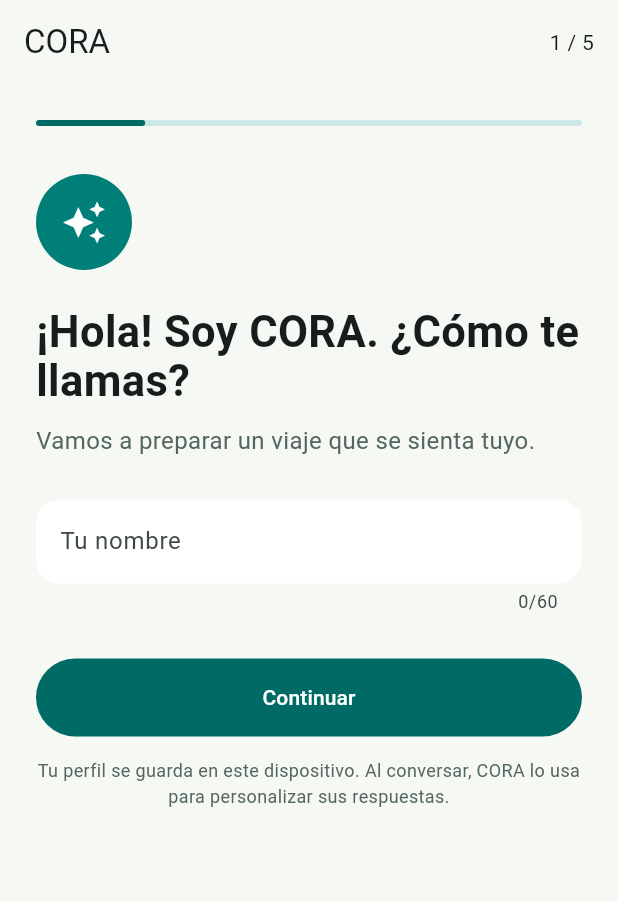
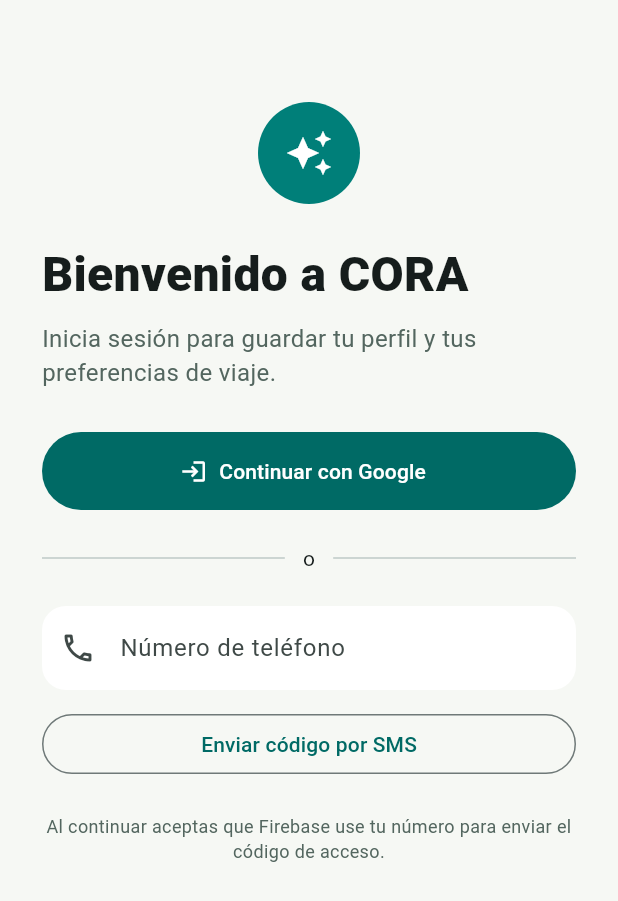
Before and after one commit to g95410464-svg/cora-travel, a Flutter app: the screen it shows after launch, on a phone screen of 412 x 824 dp. Shown: the top 901 px of the screen. Run offline on Flutter 3.47's test engine with Material 3 defaults, Android fonts, the phone set to English and light mode, and no system bars; our stand-ins replace firebase_auth, firebase_core, google_sign_in, shared_preferences; accounts and stored records are empty.

Commit message:
feat: integrate Firebase authentication and production API

```diff
--- /dev/null
+++ b/mobile/lib/features/auth/auth_screen.dart
@@ -0,0 +1,83 @@
+import 'package:firebase_auth/firebase_auth.dart';
+import 'package:flutter/material.dart';
+import '../../services/auth_service.dart';
+
+class AuthScreen extends StatefulWidget {
+  final VoidCallback onAuthenticated;
+  const AuthScreen({super.key, required this.onAuthenticated});
+  @override
+  State<AuthScreen> createState() => _AuthScreenState();
+}
+
+class _AuthScreenState extends State<AuthScreen> {
+  final _phone = TextEditingController();
+  final _code = TextEditingController();
+  final _auth = AuthService();
+  String? _verificationId;
+  String? _error;
+  bool _busy = false;
+
+  @override
+  void dispose() { _phone.dispose(); _code.dispose(); super.dispose(); }
+
+  Future<void> _google() async {
+    setState(() { _busy = true; _error = null; });
+    try { await _auth.signInWithGoogle(); widget.onAuthenticated(); }
+    on FirebaseAuthException catch (e) { if (mounted) setState(() => _error = _message(e)); }
+    finally { if (mounted) setState(() => _busy = false); }
+  }
+
+  Future<void> _sendCode() async {
+    final phone = _phone.text.trim();
+    if (!phone.startsWith('+') || phone.length < 10) {
+      setState(() => _error = 'Escribe tu número con código de país, por ejemplo +50370000000.'); return;
+    }
+    setState(() { _busy = true; _error = null; });
+    await _auth.sendCode(phone: phone, onCodeSent: (id) {
+      if (mounted) setState(() { _verificationId = id; _busy = false; });
+    }, onError: (e) { if (mounted) setState(() { _error = _message(e); _busy = false; }); });
+  }
+
+  Future<void> _verify() async {
+    if (_verificationId == null || _code.text.trim().length < 6) {
+      setState(() => _error = 'Escribe el código de 6 dígitos recibido por SMS.'); return;
+    }
+    setState(() { _busy = true; _error = null; });
+    try { await _auth.verifyCode(_verificationId!, _code.text.trim()); widget.onAuthenticated(); }
+    on FirebaseAuthException catch (e) { if (mounted) setState(() => _error = _message(e)); }
+    finally { if (mounted) setState(() => _busy = false); }
+  }
+
+  String _message(FirebaseAuthException e) => switch (e.code) {
+    'invalid-phone-number' => 'El número no es válido.',
+    'too-many-requests' => 'Demasiados intentos. Espera un momento.',
+    'invalid-verification-code' => 'El código no es correcto.',
+    'cancelled' => 'Inicio de sesión cancelado.',
+    _ => 'No se pudo iniciar sesión. Intenta de nuevo.',
+  };
+
+  @override
+  Widget build(BuildContext context) => Scaffold(
+    body: SafeArea(child: Center(child: ConstrainedBox(constraints: const BoxConstraints(maxWidth: 520), child: ListView(padding: const EdgeInsets.all(28), children: [
+      const SizedBox(height: 40),
+      const CircleAvatar(radius: 34, backgroundColor: Color(0xFF007F79), child: Icon(Icons.auto_awesome, color: Colors.white, size: 32)),
+      const SizedBox(height: 24),
+      const Text('Bienvenido a CORA', style: TextStyle(fontSize: 32, fontWeight: FontWeight.w800)),
+      const SizedBox(height: 8),
+      const Text('Inicia sesión para guardar tu perfil y tus preferencias de viaje.', style: TextStyle(fontSize: 16, color: Color(0xFF53665F))),
+      const SizedBox(height: 28),
+      FilledButton.icon(onPressed: _busy ? null : _google, icon: const Icon(Icons.login), label: const Text('Continuar con Google')),
+      const Padding(padding: EdgeInsets.symmetric(vertical: 22), child: Row(children: [Expanded(child: Divider()), Padding(padding: EdgeInsets.symmetric(horizontal: 12), child: Text('o')), Expanded(child: Divider())])),
+      TextField(controller: _phone, keyboardType: TextInputType.phone, decoration: const InputDecoration(labelText: 'Número de teléfono', hintText: '+503 7000 0000', prefixIcon: Icon(Icons.phone_outlined))),
+      const SizedBox(height: 12),
+      if (_verificationId == null) OutlinedButton(onPressed: _busy ? null : _sendCode, child: const Text('Enviar código por SMS')),
+      if (_verificationId != null) ...[
+        TextField(controller: _code, keyboardType: TextInputType.number, maxLength: 6, decoration: const InputDecoration(labelText: 'Código de verificación', prefixIcon: Icon(Icons.sms_outlined))),
+        FilledButton(onPressed: _busy ? null : _verify, child: const Text('Verificar y continuar')),
+      ],
+      if (_busy) const Padding(padding: EdgeInsets.only(top: 18), child: LinearProgressIndicator()),
+      if (_error != null) Padding(padding: const EdgeInsets.only(top: 18), child: Text(_error!, style: TextStyle(color: Theme.of(context).colorScheme.error))),
+      const SizedBox(height: 22),
+      const Text('Al continuar aceptas que Firebase use tu número para enviar el código de acceso.', textAlign: TextAlign.center, style: TextStyle(fontSize: 12, color: Color(0xFF53665F))),
+    ])))));
+}
--- a/mobile/lib/features/onboarding/onboarding_screen.dart
+++ b/mobile/lib/features/onboarding/onboarding_screen.dart
@@ -1,4 +1,5 @@
 import 'package:flutter/material.dart';
+import 'package:firebase_auth/firebase_auth.dart';
 import '../../models/traveler_profile.dart';
 
 class OnboardingScreen extends StatefulWidget {
@@ -81,8 +82,7 @@
     });
     try {
       await widget.onComplete(TravelerProfile(
-          id: widget.initial?.id ??
-              'guest_${DateTime.now().microsecondsSinceEpoch}',
+          id: widget.initial?.id ?? FirebaseAuth.instance.currentUser!.uid,
           name: _name.text.trim(),
           country: _country.text.trim(),
           language: _language,
--- a/mobile/lib/main.dart
+++ b/mobile/lib/main.dart
@@ -1,12 +1,19 @@
 import 'package:flutter/material.dart';
+import 'package:firebase_core/firebase_core.dart';
+import 'package:firebase_auth/firebase_auth.dart';
 import 'models/traveler_profile.dart';
 import 'repositories/profile_repository.dart';
 import 'features/onboarding/onboarding_screen.dart';
 import 'features/assistant/assistant_screen.dart';
 import 'features/market/market_screen.dart';
 import 'features/currency/currency_screen.dart';
+import 'features/auth/auth_screen.dart';
 
-void main() => runApp(const CoraApp());
+Future<void> main() async {
+  WidgetsFlutterBinding.ensureInitialized();
+  await Firebase.initializeApp();
+  runApp(const CoraApp());
+}
 
 class CoraApp extends StatelessWidget {
   const CoraApp({super.key});
@@ -87,6 +94,9 @@
         Text(_error!),
         TextButton(onPressed: _load, child: const Text('Reintentar'))
       ])));
+    }
+    if (FirebaseAuth.instance.currentUser == null) {
+      return AuthScreen(onAuthenticated: _load);
     }
     if (_profile == null) return OnboardingScreen(onComplete: _save);
     return TravelHome(
--- a/mobile/pubspec.yaml
+++ b/mobile/pubspec.yaml
@@ -10,6 +10,9 @@
   http: ^1.2.2
   shared_preferences: ^2.5.3
   url_launcher: ^6.3.2
+  firebase_core: ^3.15.2
+  firebase_auth: ^5.6.2
+  google_sign_in: ^6.2.1
 dev_dependencies:
   flutter_lints: ^6.0.0
   flutter_test:
```
Also changed, not shown: mobile/lib/services/auth_service.dart (added, +45 -0 lines), mobile/pubspec.lock, 3 other files.
